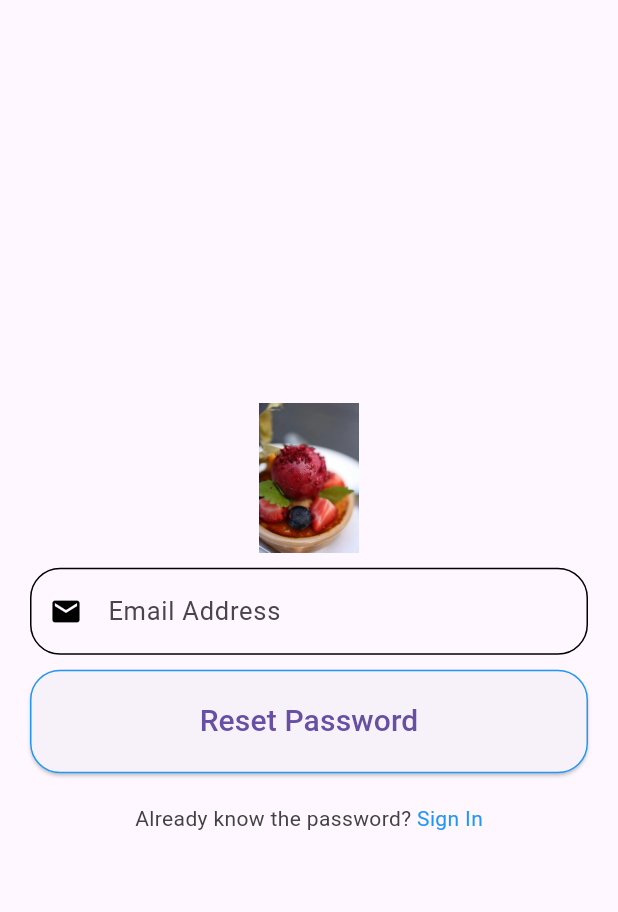
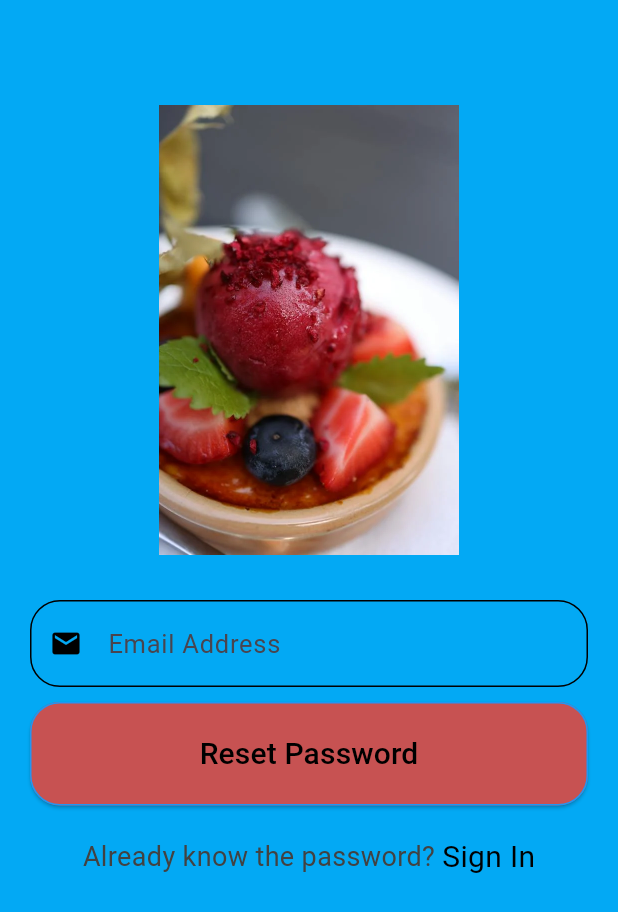
Before and after one commit to BINITA88/food-assignment, a Flutter app: the ForgetPasswordScreen screen opened by its route, on a phone screen of 412 x 824 dp. Shown: the top 912 px of the screen. Run offline on Flutter 3.47's test engine with Material 3 defaults, Android fonts, the phone set to English and light mode, and no system bars; drawn by our look-alikes of loader_overlay; our stand-ins replace cloud_firestore, firebase_auth, firebase_core, firebase_messaging, firebase_storage, flutter_local_notifications and 3 more; missing offline and left inert: dart:ffi; accounts and stored records are empty; Roboto replaces fonts that are missing (WorkSansSemiBold).

Commit message:
forgotpassword change

```diff
--- a/lib/screens/auth/forget_password_screen.dart
+++ b/lib/screens/auth/forget_password_screen.dart
@@ -46,16 +46,27 @@ class _ForgetPasswordScreenState extends State<ForgetPasswordScreen> {
         body: Center(
           child: SingleChildScrollView(
             child: Container(
-              padding: const EdgeInsets.all(20),
+              height: 900,
+
+              decoration: const BoxDecoration(
+                color: Colors.lightBlue,
+
+
+              ),
+              padding: EdgeInsets.all(20),
+
               child: Column(
-                children: [
+
+                children: [ SizedBox(
+                  height: 50,
+                ),
                   Image.asset(
                     "assets/images/logo.jpeg",
-                    height: 100,
-                    width: 100,
+                    height: 300,
+                    width: 1000,
                   ),
-                  const SizedBox(
-                    height: 10,
+                  SizedBox(
+                    height: 30,
                   ),
                   TextFormField(
                     controller: _emailController,
@@ -80,16 +91,20 @@ class _ForgetPasswordScreenState extends State<ForgetPasswordScreen> {
                   SizedBox(
                     width: double.infinity,
                     child: ElevatedButton(
+
                         style: ButtonStyle(
+
                           shape: MaterialStateProperty.all<RoundedRectangleBorder>(RoundedRectangleBorder(borderRadius: BorderRadius.circular(20), side: BorderSide(color: Colors.blue))),
                           padding: MaterialStateProperty.all<EdgeInsets>(EdgeInsets.symmetric(vertical: 20)),
+                          backgroundColor: MaterialStateProperty.all<Color>(Color(
+                              0xffc75252)),
                         ),
                         onPressed: () {
                           resetPassword();
                         },
                         child: Text(
                           "Reset Password",
-                          style: TextStyle(fontSize: 20),
+                          style: TextStyle(fontSize: 20,color: Colors.black,),
                         )),
                   ),
                   SizedBox(
@@ -100,7 +115,7 @@ class _ForgetPasswordScreenState extends State<ForgetPasswordScreen> {
                     children: [
                       Text(
                         "Already know the password? ",
-                        style: TextStyle(color: Colors.grey.shade800),
+                        style: TextStyle(color: Colors.grey.shade800,fontSize: 18),
                       ),
                       InkWell(
                           onTap: () {
@@ -108,7 +123,7 @@ class _ForgetPasswordScreenState extends State<ForgetPasswordScreen> {
                           },
                           child: Text(
                             "Sign In",
-                            style: TextStyle(color: Colors.blue),
+                            style: TextStyle(color: Colors.black,fontSize: 20),
                           ))
                     ],
                   ),
--- a/lib/screens/auth/login_screen.dart
+++ b/lib/screens/auth/login_screen.dart
@@ -69,11 +69,7 @@ class _LoginScreenState extends State<LoginScreen> {
               decoration: const BoxDecoration(
                 color: Colors.lightBlue,
 
-                // image: DecorationImage(
-                  // image: AssetImage("assets/images/putali.jpeg"),
-                //   opacity: 0.2,
-                //   fit: BoxFit.cover,
-                // ),
+
               ),
               padding: EdgeInsets.all(20),
 
```
